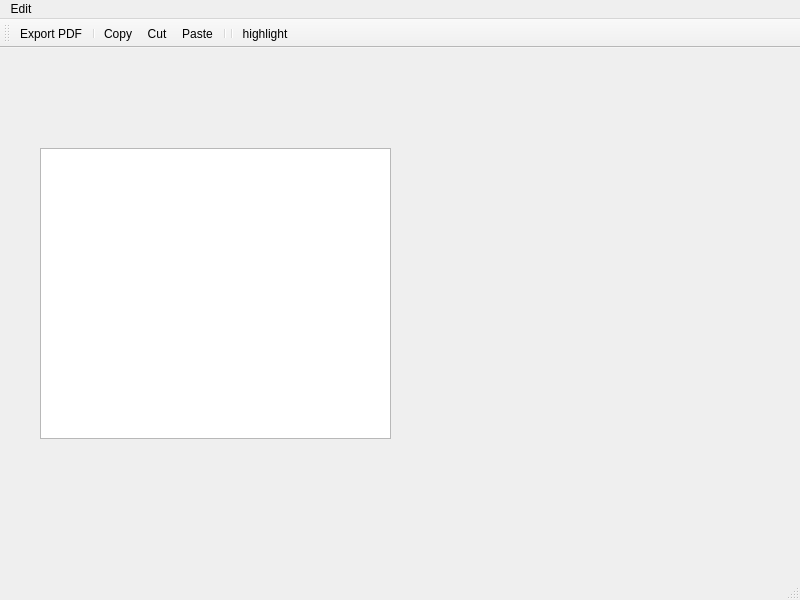
Old version of the form GUI/SymposiumGui/notepad.ui in the repository RickZack/Symposium.
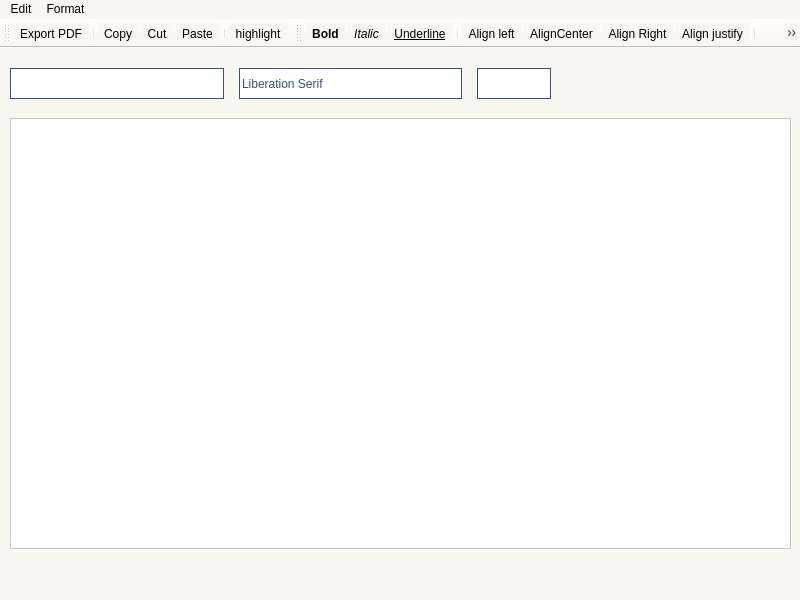
New version of the form. Icons and pictures are not drawn. Custom widgets are drawn as their Qt base class.

Commit message:
GUI notepad style
Cambiato  stile di notepad per aggiungere successivamente gli utenti online lateralmente

Diff of the .ui file:
```diff
--- a/GUI/SymposiumGui/notepad.ui
+++ b/GUI/SymposiumGui/notepad.ui
@@ -13,16 +13,145 @@
   <property name="windowTitle">
    <string>MainWindow</string>
   </property>
+  <property name="styleSheet">
+   <string notr="true">background-color:rgb(249, 247, 241);</string>
+  </property>
   <widget class="QWidget" name="centralwidget">
    <widget class="qtexteditlabels" name="textEdit">
     <property name="geometry">
      <rect>
-      <x>40</x>
-      <y>100</y>
-      <width>351</width>
-      <height>291</height>
+      <x>10</x>
+      <y>70</y>
+      <width>781</width>
+      <height>431</height>
      </rect>
     </property>
+    <property name="styleSheet">
+     <string notr="true">background-color:white;
+border-color: rgb(58, 80, 116);</string>
+    </property>
+   </widget>
+   <widget class="QWidget" name="horizontalLayoutWidget">
+    <property name="geometry">
+     <rect>
+      <x>10</x>
+      <y>20</y>
+      <width>541</width>
+      <height>31</height>
+     </rect>
+    </property>
+    <layout class="QHBoxLayout" name="LayoutStyleText">
+     <property name="spacing">
+      <number>15</number>
+     </property>
+     <property name="sizeConstraint">
+      <enum>QLayout::SetNoConstraint</enum>
+     </property>
+     <item>
+      <widget class="QComboBox" name="styleBox">
+       <property name="sizePolicy">
+        <sizepolicy hsizetype="Preferred" vsizetype="Preferred">
+         <horstretch>0</horstretch>
+         <verstretch>0</verstretch>
+        </sizepolicy>
+       </property>
+       <property name="styleSheet">
+        <string notr="true">QComboBox {
+border: 1px solid;
+background-color:white;
+border-color: rgb(58, 80, 116);
+color: rgb(58, 80, 116);
+}
+QComboBox::drop-down {
+border: none;
+ }
+QComboBox::down-arrow {
+padding: 0px 4px 0px 4px;
+image: url(&quot;:/icon/down-arrow.png&quot;);
+ }</string>
+       </property>
+       <property name="editable">
+        <bool>false</bool>
+       </property>
+       <property name="currentIndex">
+        <number>-1</number>
+       </property>
+      </widget>
+     </item>
+     <item>
+      <widget class="QFontComboBox" name="fontComboBox">
+       <property name="sizePolicy">
+        <sizepolicy hsizetype="Preferred" vsizetype="Preferred">
+         <horstretch>0</horstretch>
+         <verstretch>0</verstretch>
+        </sizepolicy>
+       </property>
+       <property name="font">
+        <font>
+         <family>Times New Roman</family>
+         <pointsize>10</pointsize>
+        </font>
+       </property>
+       <property name="toolTip">
+        <string>&lt;html&gt;&lt;head/&gt;&lt;body&gt;&lt;p&gt;Font&lt;/p&gt;&lt;/body&gt;&lt;/html&gt;</string>
+       </property>
+       <property name="styleSheet">
+        <string notr="true">QComboBox {
+border: 1px solid;
+background-color:white;
+border-color: rgb(58, 80, 116);
+color: rgb(58, 80, 116);
+}
+QComboBox::drop-down {
+border: none;
+ }
+QComboBox::down-arrow {
+padding: 0px 4px 0px 4px;
+image: url(&quot;:/icon/down-arrow.png&quot;);
+ }</string>
+       </property>
+       <property name="currentFont">
+        <font>
+         <family>Times New Roman</family>
+        </font>
+       </property>
+      </widget>
+     </item>
+     <item>
+      <widget class="QComboBox" name="sizeBox">
+       <property name="sizePolicy">
+        <sizepolicy hsizetype="Fixed" vsizetype="Preferred">
+         <horstretch>0</horstretch>
+         <verstretch>0</verstretch>
+        </sizepolicy>
+       </property>
+       <property name="minimumSize">
+        <size>
+         <width>74</width>
+         <height>0</height>
+        </size>
+       </property>
+       <property name="styleSheet">
+        <string notr="true">QComboBox {
+border: 1px solid;
+background-color:white;
+border-color: rgb(58, 80, 116);
+color: rgb(58, 80, 116);
+} 
+QComboBox::drop-down {
+border: none;
+ }
+QComboBox::down-arrow {
+padding: 0px 4px 0px 4px;
+image: url(&quot;:/icon/down-arrow.png&quot;);
+ }</string>
+       </property>
+       <property name="editable">
+        <bool>true</bool>
+       </property>
+      </widget>
+     </item>
+    </layout>
    </widget>
   </widget>
   <widget class="QMenuBar" name="menubar">
@@ -43,7 +172,23 @@
     <addaction name="actionPaste"/>
     <addaction name="separator"/>
    </widget>
+   <widget class="QMenu" name="menuFormat">
+    <property name="title">
+     <string>Format</string>
+    </property>
+    <addaction name="actionBoldFont"/>
+    <addaction name="actionItalicFont"/>
+    <addaction name="actionUnderlineFont"/>
+    <addaction name="separator"/>
+    <addaction name="actionAlignTextLeft"/>
+    <addaction name="actionAlignCenter"/>
+    <addaction name="actionAlignTextRight"/>
+    <addaction name="actionAlignTextJustify"/>
+    <addaction name="separator"/>
+    <addaction name="actionColorText"/>
+   </widget>
    <addaction name="menuEdit"/>
+   <addaction name="menuFormat"/>
   </widget>
   <widget class="QStatusBar" name="statusbar"/>
   <widget class="QToolBar" name="toolBar">
@@ -62,9 +207,29 @@
    <addaction name="actionCut"/>
    <addaction name="actionPaste"/>
    <addaction name="separator"/>
-   <addaction name="separator"/>
    <addaction name="actionhighlight"/>
   </widget>
+  <widget class="QToolBar" name="formatText">
+   <property name="windowTitle">
+    <string>toolBar_2</string>
+   </property>
+   <attribute name="toolBarArea">
+    <enum>TopToolBarArea</enum>
+   </attribute>
+   <attribute name="toolBarBreak">
+    <bool>false</bool>
+   </attribute>
+   <addaction name="actionBoldFont"/>
+   <addaction name="actionItalicFont"/>
+   <addaction name="actionUnderlineFont"/>
+   <addaction name="separator"/>
+   <addaction name="actionAlignTextLeft"/>
+   <addaction name="actionAlignCenter"/>
+   <addaction name="actionAlignTextRight"/>
+   <addaction name="actionAlignTextJustify"/>
+   <addaction name="separator"/>
+   <addaction name="actionColorText"/>
+  </widget>
   <action name="Export_PDF">
    <property name="icon">
     <iconset resource="resources.qrc">
@@ -153,6 +318,199 @@
     <string>highlight</string>
    </property>
   </action>
+  <action name="actionBoldFont">
+   <property name="checkable">
+    <bool>true</bool>
+   </property>
+   <property name="icon">
+    <iconset resource="resources.qrc">
+     <normaloff>:/icon/bold.png</normaloff>:/icon/bold.png</iconset>
+   </property>
+   <property name="text">
+    <string>Bold</string>
+   </property>
+   <property name="toolTip">
+    <string>Bold</string>
+   </property>
+   <property name="font">
+    <font>
+     <weight>75</weight>
+     <bold>true</bold>
+    </font>
+   </property>
+   <property name="shortcut">
+    <string>Ctrl+B</string>
+   </property>
+   <property name="shortcutVisibleInContextMenu">
+    <bool>true</bool>
+   </property>
+   <property name="priority">
+    <enum>QAction::LowPriority</enum>
+   </property>
+  </action>
+  <action name="actionItalicFont">
+   <property name="checkable">
+    <bool>true</bool>
+   </property>
+   <property name="icon">
+    <iconset resource="resources.qrc">
+     <normaloff>:/icon/italic.png</normaloff>:/icon/italic.png</iconset>
+   </property>
+   <property name="text">
+    <string>Italic </string>
+   </property>
+   <property name="toolTip">
+    <string>Italic</string>
+   </property>
+   <property name="font">
+    <font>
+     <italic>true</italic>
+    </font>
+   </property>
+   <property name="shortcut">
+    <string>Ctrl+I</string>
+   </property>
+   <property name="shortcutVisibleInContextMenu">
+    <bool>true</bool>
+   </property>
+  </action>
+  <action name="actionUnderlineFont">
+   <property name="checkable">
+    <bool>true</bool>
+   </property>
+   <property name="icon">
+    <iconset resource="resources.qrc">
+     <normaloff>:/icon/underline.png</normaloff>:/icon/underline.png</iconset>
+   </property>
+   <property name="text">
+    <string>Underline</string>
+   </property>
+   <property name="toolTip">
+    <string>Underline</string>
+   </property>
+   <property name="font">
+    <font>
+     <underline>true</underline>
+    </font>
+   </property>
+   <property name="shortcut">
+    <string>Ctrl+U</string>
+   </property>
+   <property name="shortcutVisibleInContextMenu">
+    <bool>true</bool>
+   </property>
+   <property name="priority">
+    <enum>QAction::LowPriority</enum>
+   </property>
+  </action>
+  <action name="actionAlignTextLeft">
+   <property name="checkable">
+    <bool>true</bool>
+   </property>
+   <property name="icon">
+    <iconset resource="resources.qrc">
+     <normaloff>:/icon/lefted.png</normaloff>:/icon/lefted.png</iconset>
+   </property>
+   <property name="text">
+    <string>Align left</string>
+   </property>
+   <property name="toolTip">
+    <string>Align Left</string>
+   </property>
+   <property name="shortcut">
+    <string>Ctrl+L</string>
+   </property>
+   <property name="shortcutVisibleInContextMenu">
+    <bool>true</bool>
+   </property>
+   <property name="priority">
+    <enum>QAction::LowPriority</enum>
+   </property>
+  </action>
+  <action name="actionAlignCenter">
+   <property name="checkable">
+    <bool>true</bool>
+   </property>
+   <property name="icon">
+    <iconset resource="resources.qrc">
+     <normaloff>:/icon/centered.png</normaloff>:/icon/centered.png</iconset>
+   </property>
+   <property name="text">
+    <string>AlignCenter</string>
+   </property>
+   <property name="toolTip">
+    <string>Align Center</string>
+   </property>
+   <property name="shortcut">
+    <string>Ctrl+E</string>
+   </property>
+   <property name="shortcutVisibleInContextMenu">
+    <bool>true</bool>
+   </property>
+   <property name="priority">
+    <enum>QAction::LowPriority</enum>
+   </property>
+  </action>
+  <action name="actionAlignTextRight">
+   <property name="checkable">
+    <bool>true</bool>
+   </property>
+   <property name="icon">
+    <iconset resource="resources.qrc">
+     <normaloff>:/icon/righted.png</normaloff>:/icon/righted.png</iconset>
+   </property>
+   <property name="text">
+    <string>Align Right</string>
+   </property>
+   <property name="toolTip">
+    <string>Align right</string>
+   </property>
+   <property name="shortcut">
+    <string>Ctrl+R</string>
+   </property>
+   <property name="shortcutVisibleInContextMenu">
+    <bool>true</bool>
+   </property>
+   <property name="priority">
+    <enum>QAction::LowPriority</enum>
+   </property>
+  </action>
+  <action name="actionAlignTextJustify">
+   <property name="checkable">
+    <bool>true</bool>
+   </property>
+   <property name="icon">
+    <iconset resource="resources.qrc">
+     <normaloff>:/icon/lines.png</normaloff>:/icon/lines.png</iconset>
+   </property>
+   <property name="text">
+    <string>Align justify</string>
+   </property>
+   <property name="toolTip">
+    <string>Align justify</string>
+   </property>
+   <property name="shortcut">
+    <string>Ctrl+J</string>
+   </property>
+   <property name="shortcutVisibleInContextMenu">
+    <bool>true</bool>
+   </property>
+   <property name="priority">
+    <enum>QAction::LowPriority</enum>
+   </property>
+  </action>
+  <action name="actionColorText">
+   <property name="icon">
+    <iconset resource="resources.qrc">
+     <normaloff>:/icon/square.png</normaloff>:/icon/square.png</iconset>
+   </property>
+   <property name="text">
+    <string>Color</string>
+   </property>
+   <property name="toolTip">
+    <string>Color</string>
+   </property>
+  </action>
  </widget>
  <customwidgets>
   <customwidget>
```
Left out of the diff: 48 changed lines with no effect on the pictures. The commit also changes 20 other files.
